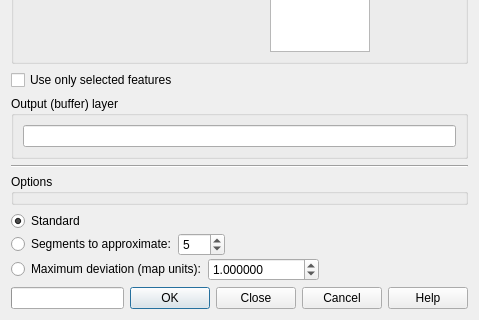
The window that ui_multidistancebuffer.ui (havatv/qgismultidistancebufferplugin) describes before a commit, drawn with Qt 5; both pictures show x 0 to 479 and y 268 to 588 of the 479 by 588 pixel window.
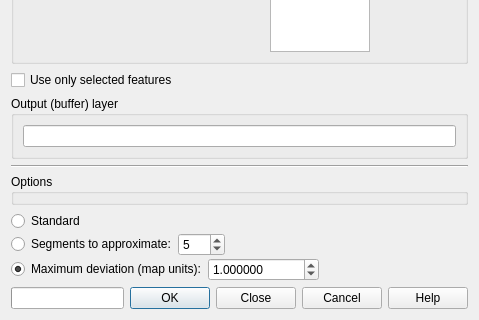
The same window after the commit.

Commit message: Disabling the variant that uses QgsGeometryAnalyzer (in the worker thread)

The edit to the form file:
```diff
--- a/ui_multidistancebuffer.ui
+++ b/ui_multidistancebuffer.ui
@@ -195,15 +195,21 @@
         <layout class="QHBoxLayout" name="horizontalLayout_8">
          <item>
           <widget class="QRadioButton" name="standardRB">
+           <property name="enabled">
+            <bool>true</bool>
+           </property>
            <property name="toolTip">
             <string>Standard means 5 segments per quarter circle and dataset buffering</string>
            </property>
            <property name="text">
             <string>Standard</string>
            </property>
-           <property name="checked">
+           <property name="checkable">
             <bool>true</bool>
            </property>
+           <property name="checked">
+            <bool>false</bool>
+           </property>
            <attribute name="buttonGroup">
             <string notr="true">optionButtonGroup</string>
            </attribute>
@@ -267,6 +273,9 @@
            <property name="text">
             <string>Maximum deviation (map units):</string>
            </property>
+           <property name="checked">
+            <bool>true</bool>
+           </property>
            <attribute name="buttonGroup">
             <string notr="true">optionButtonGroup</string>
            </attribute>
```
Left out of the diff: 5 changed lines with no effect on the pictures. The commit also changes 2 other files.
